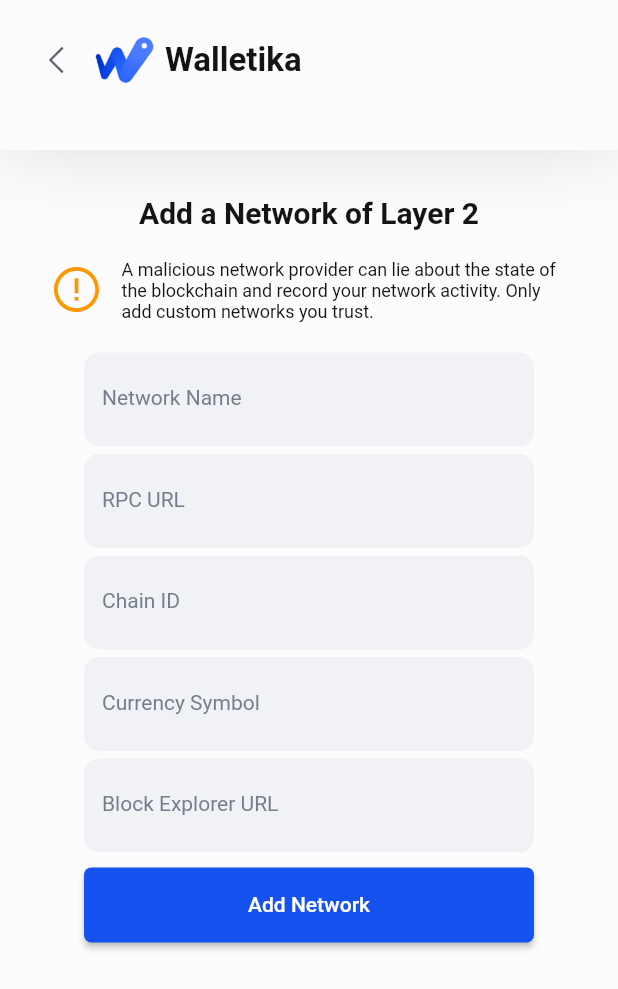
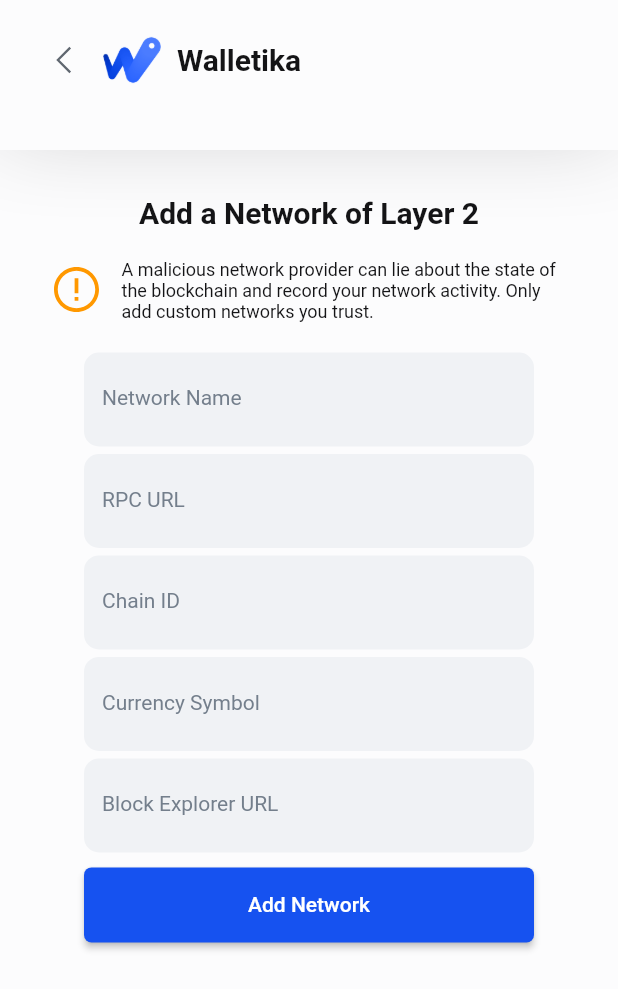
Before and after one commit to Walletika/walletika-app, a Flutter app: the AddNetworkView screen opened by its route, on a phone screen of 412 x 824 dp. Shown: the top 989 px of the screen. Run offline on Flutter 3.47's test engine with Material 2 defaults, Android fonts, the light colour scheme and no system bars; our stand-ins replace awesome_dialog, cached_network_image, currency_text_input_formatter, flutter_pw_validator, get, get_storage and 3 more; missing offline and left inert: walletika_api, walletika_sdk; accounts and stored records are empty.

Commit message:
MainHeader upgrade

```diff
--- a/lib/views/widgets/header.dart
+++ b/lib/views/widgets/header.dart
@@ -25,19 +25,22 @@
     return AppBar(
       toolbarHeight: height,
       backgroundColor: backgroundTransparent ? Colors.transparent : null,
-      leadingWidth: backButtonVisible ? 105.0 : 60.0,
-      leading: Row(
+      leadingWidth: 15.0,
+      leading: zeroSpace(),
+      title: Row(
         children: [
-          horizontalSpace(15.0),
-          backButtonVisible
-              ? IconButton(
+          ...backButtonVisible
+              ? [
+                  IconButton(
                     onPressed: Get.back,
                     tooltip: "1003@global".tr,
                     icon: const Icon(LineIcons.angleLeft),
                   )
-              : zeroSpace(),
-          brandVisible
-              ? GestureDetector(
+                ]
+              : [],
+          ...brandVisible
+              ? [
+                  GestureDetector(
                     onTap: () => Get.until((route) => AppPages.isHome),
                     child: MouseRegion(
                       cursor: SystemMouseCursors.click,
@@ -51,18 +54,19 @@
                         ),
                       ),
                     ),
-                )
-              : zeroSpace(),
+                  ),
+                  horizontalSpace(),
+                  Flexible(
+                    child: Text(
+                      AppInfo.name,
+                      softWrap: false,
+                      style: Theme.of(context).textTheme.titleLarge,
+                    ),
+                  ),
+                ]
+              : [],
         ],
       ),
-      title: brandVisible
-          ? Text(
-              AppInfo.name,
-              style: Theme.of(context).textTheme.headlineMedium!.copyWith(
-                    fontFamily: AppFonts.bold,
-                  ),
-            )
-          : null,
       actions: actionsVisible
           ? [
               IconButton(
```
Lines whose indentation alone changed are shown as unchanged.
